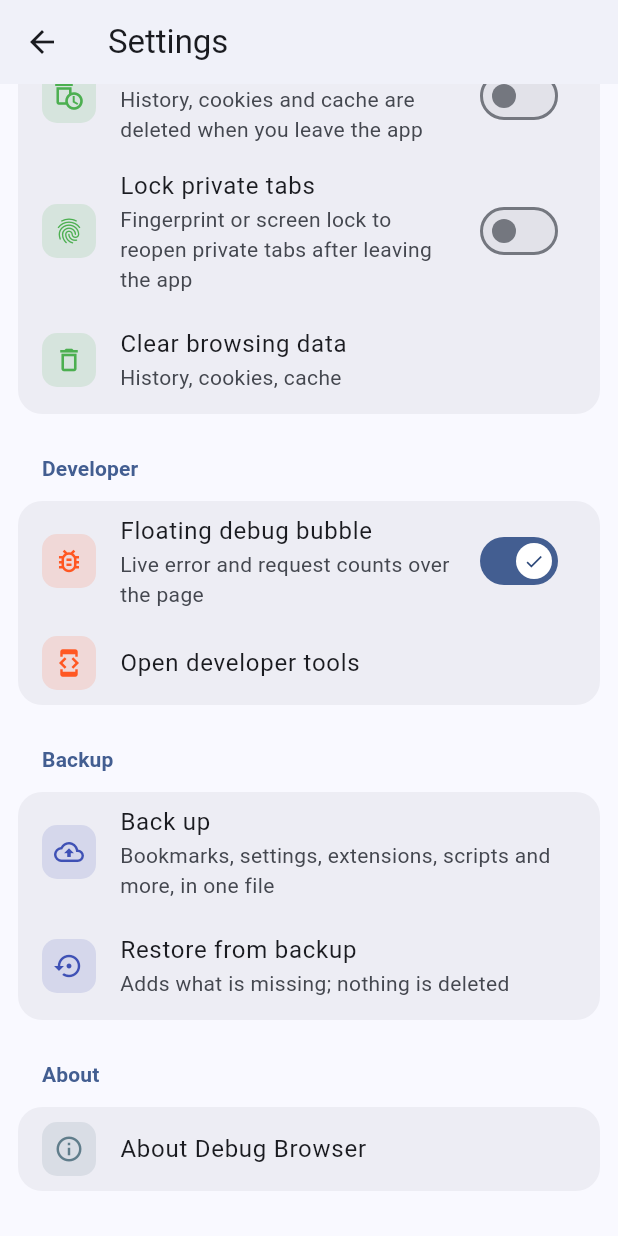
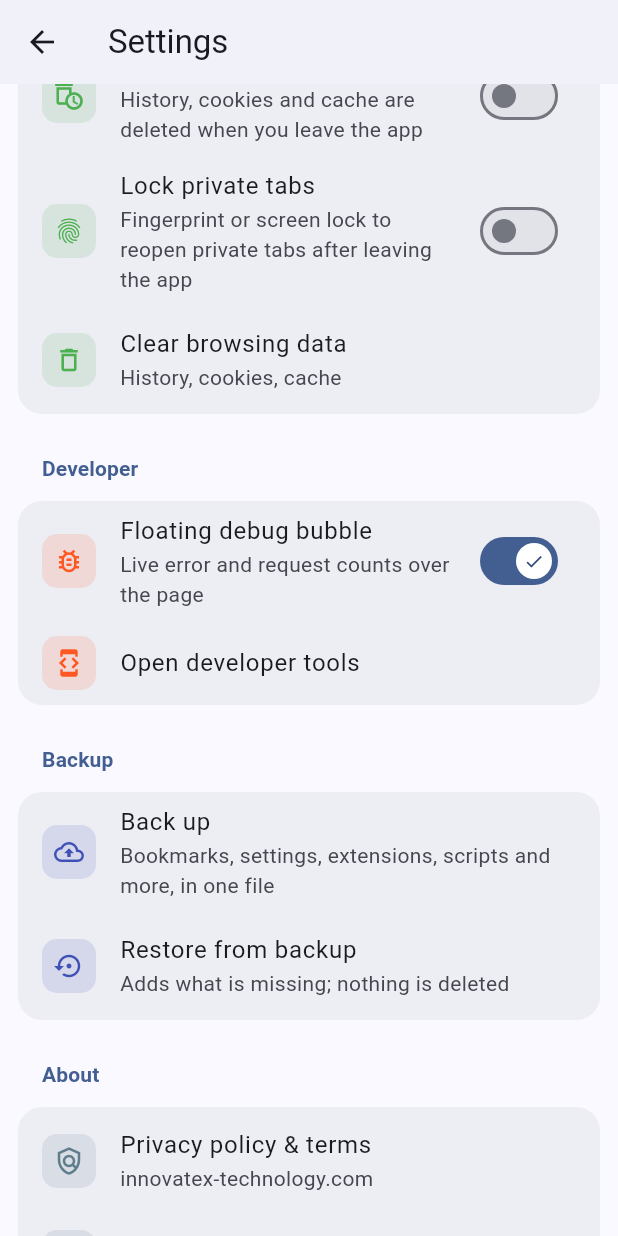
Before and after one commit to RiteshKumarNitk/devtotool, a Flutter app: the SettingsPage screen opened directly, scrolled down 1354 dp, on a phone screen of 412 x 824 dp. Run offline on Flutter 3.47's test engine with Material 3 defaults, Android fonts, the phone set to English and light mode, and no system bars; our stand-ins replace flutter_riverpod, flutter_tts, hive_flutter, local_auth, qr_flutter, screenshot and 2 more; missing offline and left inert: webview_flutter_android; accounts and stored records are empty.

Commit message:
Settings: link to the hosted privacy policy & terms
Co-Authored-By: Claude Opus 5.5 <noreply@anthropic.com>

```diff
--- a/debug_browser/lib/features/settings/settings_page.dart
+++ b/debug_browser/lib/features/settings/settings_page.dart
@@ -422,6 +422,15 @@ class SettingsPage extends ConsumerWidget {
           ),
           ]),
           section('About', Colors.blueGrey, [
+          ListTile(
+            leading: const _Badge(Icons.policy_outlined),
+            title: const Text('Privacy policy & terms'),
+            subtitle: const Text('innovatex-technology.com'),
+            onTap: () {
+              Navigator.of(context).popUntil((r) => r.isFirst);
+              ref.read(tabsProvider.notifier).newTab(url: privacyPolicyUrl);
+            },
+          ),
           const AboutListTile(
             icon: _Badge(Icons.info_outline),
             applicationIcon: ClipRRect(
@@ -447,6 +456,9 @@ class SettingsPage extends ConsumerWidget {
 
 
 /// Colour of the icon badges in one settings section.
+/// Hosted on the company website; also given to the Play Console.
+const privacyPolicyUrl = 'https://innovatex-technology.com/apps/debug-browser/privacy';
+
 class _SectionColor extends InheritedWidget {
   final Color color;
   const _SectionColor({required this.color, required super.child});
```
